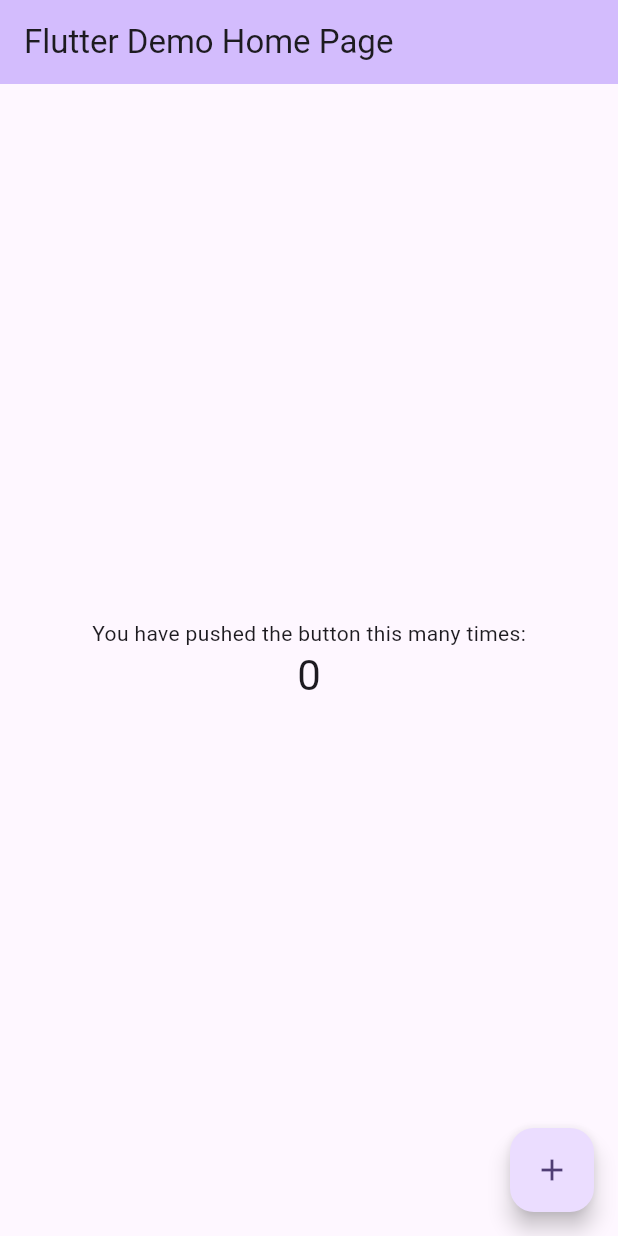
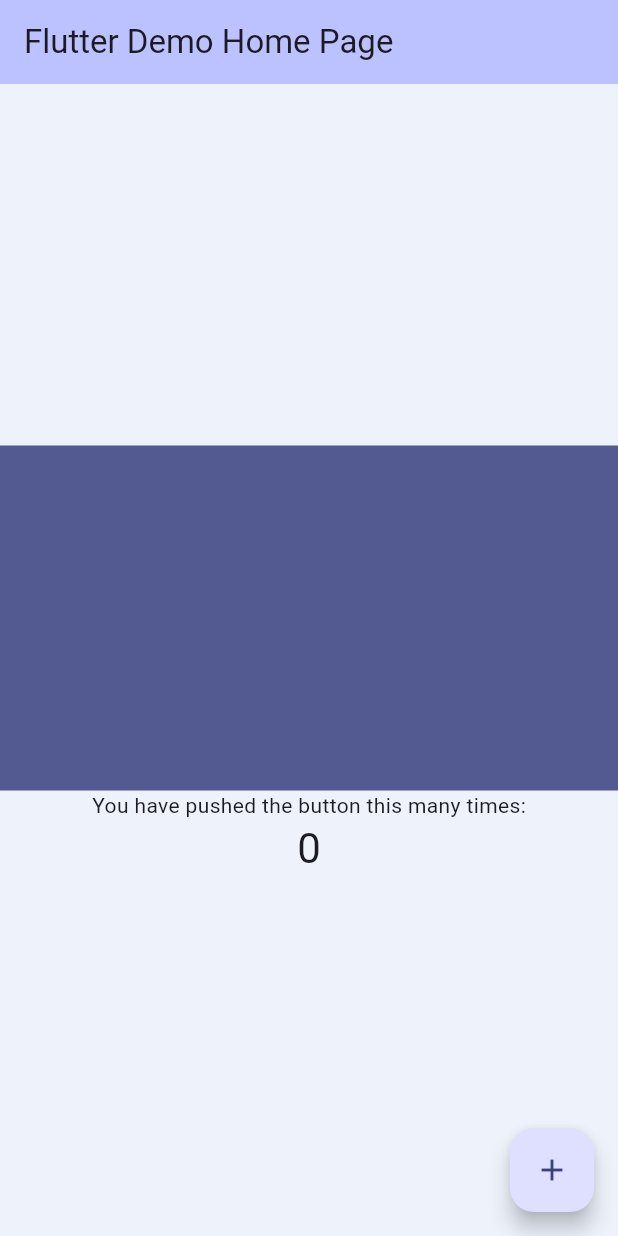
Before and after one commit to ABYUSUF1/sawa, a Flutter app: the screen it shows after launch, on a phone screen of 412 x 824 dp. Run offline on Flutter 3.47's test engine with Material 3 defaults, Android fonts, the phone set to English and light mode, and no system bars; our stand-ins replace easy_localization.

Commit message:
prototype app theme

```diff
--- a/lib/core/theme/app_colors.dart
+++ b/lib/core/theme/app_colors.dart
@@ -1,5 +1,5 @@
 import 'package:flutter/material.dart';
 
 abstract final class AppColors {
-  static const Color seedColor = Color(0xff5B6EFF);
+  static const Color seedColor = Color(0xFF5B6EFF);
 }
--- a/lib/core/theme/app_theme.dart
+++ b/lib/core/theme/app_theme.dart
@@ -5,7 +5,6 @@ class AppTheme {
   static ThemeData lightTheme(BuildContext context) {
     final colorScheme = ColorScheme.fromSeed(
       seedColor: AppColors.seedColor,
-      // primary: AppColors.primary,
       brightness: Brightness.light,
       // onSurface: Colors.black,
       onSurfaceVariant: Colors.grey,
@@ -48,7 +47,7 @@ class AppTheme {
     final colorScheme = ColorScheme.fromSeed(
       seedColor: AppColors.seedColor,
       brightness: Brightness.dark,
-      // primary: AppColors.primary,
+      primary: AppColors.seedColor,
       // onSurface: Colors.white,
       onSurfaceVariant: const Color(0xFF86899D),
       // onError: Color(0xffF27A80),
--- a/lib/main.dart
+++ b/lib/main.dart
@@ -1,4 +1,6 @@
 import 'package:flutter/material.dart';
+
+import 'core/theme/app_theme.dart';
 
 void main() {
   runApp(const MyApp());
@@ -11,25 +13,10 @@ class MyApp extends StatelessWidget {
   @override
   Widget build(BuildContext context) {
     return MaterialApp(
-      title: 'Flutter Demo',
-      theme: ThemeData(
-        // This is the theme of your application.
-        //
-        // TRY THIS: Try running your application with "flutter run". You'll see
-        // the application has a purple toolbar. Then, without quitting the app,
-        // try changing the seedColor in the colorScheme below to Colors.green
-        // and then invoke "hot reload" (save your changes or press the "hot
-        // reload" button in a Flutter-supported IDE, or press "r" if you used
-        // the command line to start the app).
-        //
-        // Notice that the counter didn't reset back to zero; the application
-        // state is not lost during the reload. To reset the state, use hot
-        // restart instead.
-        //
-        // This works for code too, not just values: Most code changes can be
-        // tested with just a hot reload.
-        colorScheme: ColorScheme.fromSeed(seedColor: Colors.deepPurple),
-      ),
+      title: 'SAWA',
+      theme: AppTheme.lightTheme(context),
+      darkTheme: AppTheme.darkTheme(context),
+      themeMode: ThemeMode.system,
       home: const MyHomePage(title: 'Flutter Demo Home Page'),
     );
   }
@@ -104,6 +91,11 @@ class _MyHomePageState extends State<MyHomePage> {
           // wireframe for each widget.
           mainAxisAlignment: MainAxisAlignment.center,
           children: <Widget>[
+            Container(
+              color: Theme.of(context).colorScheme.primary,
+              width: double.infinity,
+              height: 230,
+            ),
             const Text('You have pushed the button this many times:'),
             Text(
               '$_counter',
```
